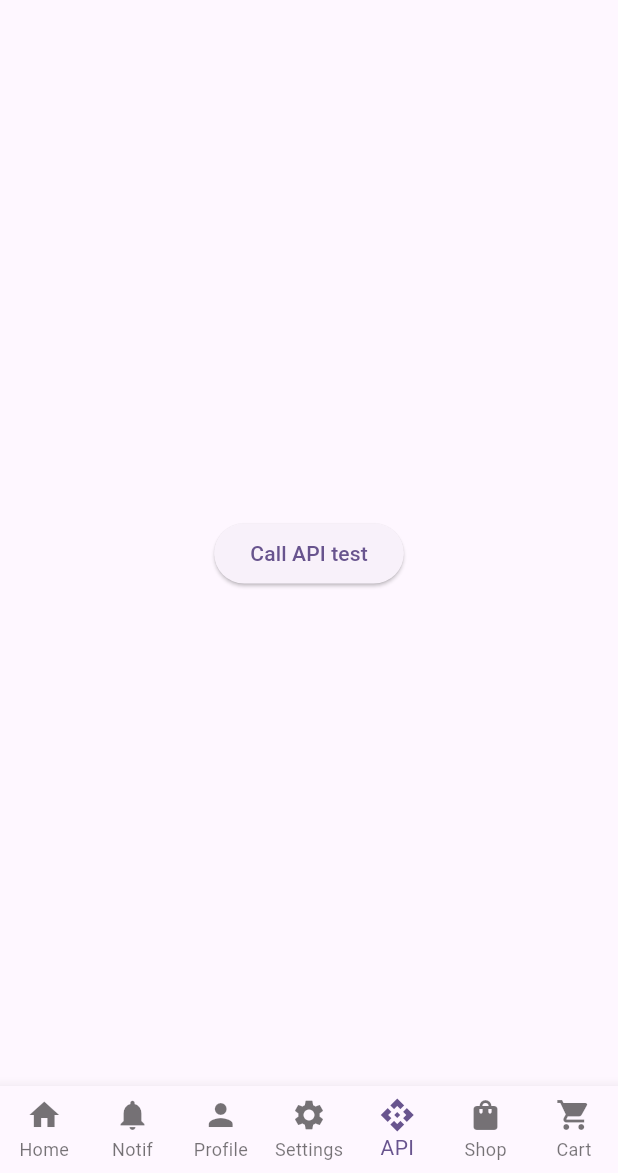
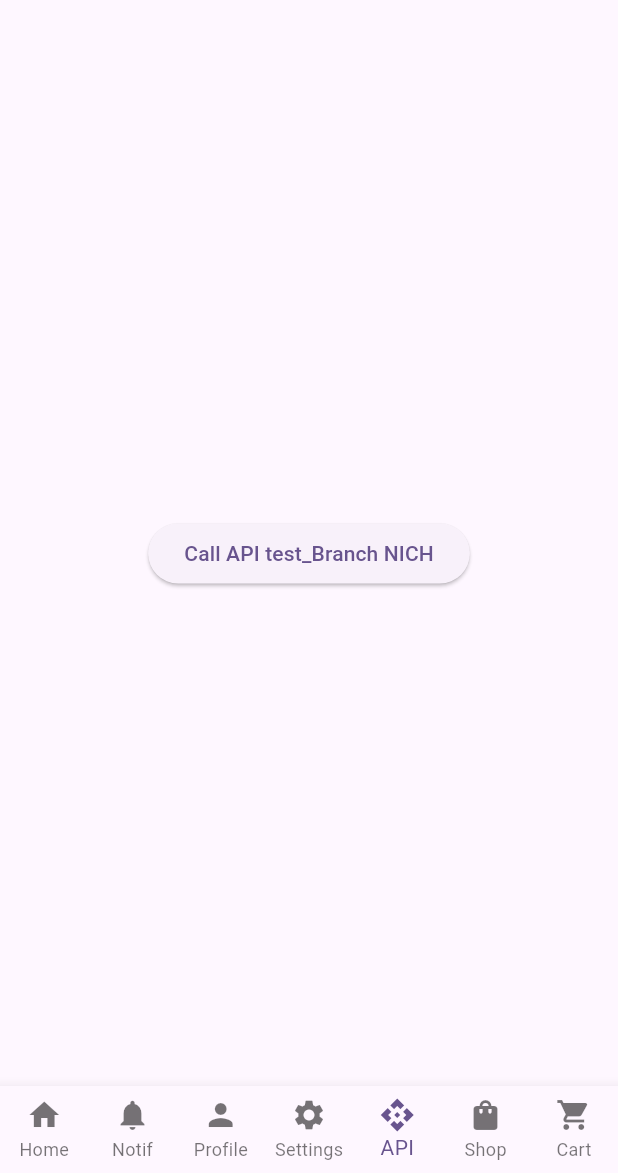
Before and after one commit to KONGBARANG/project-flutter, a Flutter app: the screen it shows after launch, item 5 of the bottom bar chosen, on a phone screen of 412 x 824 dp, the part 63-1236 px from its top. Run offline on Flutter 3.47's test engine with Material 3 defaults, Android fonts, the phone set to English and light mode, and no system bars.

Commit message:
update test new branch

```diff
--- a/lib/features/api_test/api_test_screen.dart
+++ b/lib/features/api_test/api_test_screen.dart
@@ -21,7 +21,7 @@ class ApiTestScreen extends StatelessWidget {
               );
             }
           },
-          child: const Text('Call API test'),
+          child: const Text('Call API test_Branch NICH'),
         ),
       ),
     );
```
